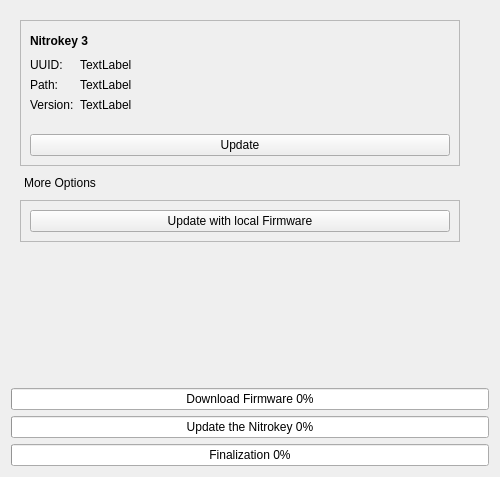
Before: the Qt Designer form nitrokeyapp/ui/overview_tab.ui in Nitrokey/nitrokey-app2, drawn with Qt 5.
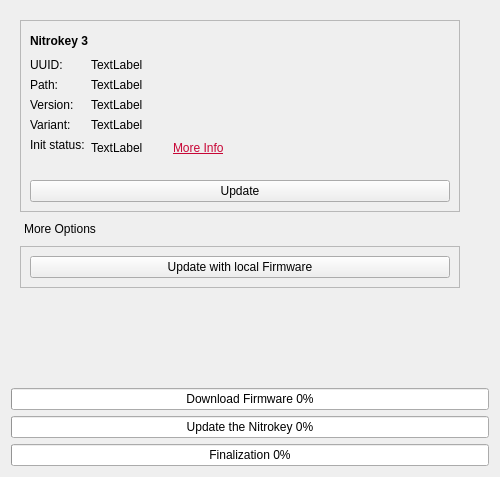
After: the same form once the commit is applied. Icons and pictures are not drawn.

Commit message: add check for init_status/variant in OverviewTab

```diff
--- a/nitrokeyapp/ui/overview_tab.ui
+++ b/nitrokeyapp/ui/overview_tab.ui
@@ -51,8 +51,8 @@
        <rect>
         <x>0</x>
         <y>0</y>
-        <width>482</width>
-        <height>366</height>
+        <width>488</width>
+        <height>369</height>
        </rect>
       </property>
       <property name="sizePolicy">
@@ -64,8 +64,8 @@
       <property name="styleSheet">
        <string notr="true"/>
       </property>
-      <layout class="QVBoxLayout" name="verticalLayout_3">
-       <item>
+      <layout class="QFormLayout" name="formLayout">
+       <item row="0" column="0">
         <widget class="QFrame" name="Nitrokey3">
          <property name="enabled">
           <bool>true</bool>
@@ -97,7 +97,7 @@
          <property name="midLineWidth">
           <number>5</number>
          </property>
-         <layout class="QFormLayout" name="formLayout">
+         <layout class="QFormLayout" name="formLayout_4">
           <item row="0" column="0" colspan="2">
            <widget class="QLabel" name="label_nk3">
             <property name="sizePolicy">
@@ -223,6 +223,137 @@
            </widget>
           </item>
           <item row="4" column="0">
+           <widget class="QLabel" name="label_variant">
+            <property name="sizePolicy">
+             <sizepolicy hsizetype="Preferred" vsizetype="Fixed">
+              <horstretch>0</horstretch>
+              <verstretch>0</verstretch>
+             </sizepolicy>
+            </property>
+            <property name="minimumSize">
+             <size>
+              <width>0</width>
+              <height>10</height>
+             </size>
+            </property>
+            <property name="text">
+             <string>Variant:</string>
+            </property>
+            <property name="alignment">
+             <set>Qt::AlignLeading|Qt::AlignLeft|Qt::AlignVCenter</set>
+            </property>
+           </widget>
+          </item>
+          <item row="4" column="1">
+           <widget class="QLabel" name="nk3_lineedit_variant">
+            <property name="text">
+             <string>TextLabel</string>
+            </property>
+            <property name="textInteractionFlags">
+             <set>Qt::LinksAccessibleByMouse|Qt::TextSelectableByKeyboard|Qt::TextSelectableByMouse</set>
+            </property>
+           </widget>
+          </item>
+          <item row="5" column="0">
+           <widget class="QLabel" name="label_init_status">
+            <property name="sizePolicy">
+             <sizepolicy hsizetype="Preferred" vsizetype="Fixed">
+              <horstretch>0</horstretch>
+              <verstretch>0</verstretch>
+             </sizepolicy>
+            </property>
+            <property name="minimumSize">
+             <size>
+              <width>0</width>
+              <height>10</height>
+             </size>
+            </property>
+            <property name="text">
+             <string>Init status:</string>
+            </property>
+            <property name="alignment">
+             <set>Qt::AlignLeading|Qt::AlignLeft|Qt::AlignVCenter</set>
+            </property>
+           </widget>
+          </item>
+          <item row="5" column="1">
+           <layout class="QHBoxLayout" name="horizontalLayout">
+            <item>
+             <widget class="QLabel" name="nk3_lineedit_init_status">
+              <property name="text">
+               <string>TextLabel</string>
+              </property>
+              <property name="textInteractionFlags">
+               <set>Qt::LinksAccessibleByMouse|Qt::TextSelectableByKeyboard|Qt::TextSelectableByMouse</set>
+              </property>
+             </widget>
+            </item>
+            <item>
+             <widget class="QLabel" name="warnNoticeIcon">
+              <property name="sizePolicy">
+               <sizepolicy hsizetype="MinimumExpanding" vsizetype="Minimum">
+                <horstretch>0</horstretch>
+                <verstretch>0</verstretch>
+               </sizepolicy>
+              </property>
+              <property name="maximumSize">
+               <size>
+                <width>18</width>
+                <height>18</height>
+               </size>
+              </property>
+              <property name="toolTip">
+               <string>&lt;html&gt;&lt;head/&gt;&lt;body&gt;&lt;p&gt;An error occurred during device initialization. &lt;br/&gt;Click &lt;span style=&quot; font-weight:600; text-decoration: underline; color:#c81435;&quot;&gt;More Info&lt;/span&gt; for more information and contact support if the error persists.&lt;/p&gt;&lt;/body&gt;&lt;/html&gt;</string>
+              </property>
+              <property name="layoutDirection">
+               <enum>Qt::RightToLeft</enum>
+              </property>
+              <property name="text">
+               <string/>
+              </property>
+              <property name="textFormat">
+               <enum>Qt::AutoText</enum>
+              </property>
+              <property name="pixmap">
+               <pixmap resource="resources.qrc">:/icons/icon_warning.svg</pixmap>
+              </property>
+              <property name="scaledContents">
+               <bool>true</bool>
+              </property>
+              <property name="alignment">
+               <set>Qt::AlignLeading|Qt::AlignLeft|Qt::AlignVCenter</set>
+              </property>
+              <property name="openExternalLinks">
+               <bool>true</bool>
+              </property>
+             </widget>
+            </item>
+            <item>
+             <widget class="QLabel" name="moreInfo">
+              <property name="text">
+               <string>&lt;html&gt;&lt;head/&gt;&lt;body&gt;&lt;p&gt;&lt;a href=&quot;https://docs.nitrokey.com/nitrokey3/&quot;&gt;&lt;span style=&quot; text-decoration: underline; color:#c80636;&quot;&gt;More Info&lt;/span&gt;&lt;/a&gt;&lt;/p&gt;&lt;/body&gt;&lt;/html&gt;</string>
+              </property>
+              <property name="openExternalLinks">
+               <bool>true</bool>
+              </property>
+             </widget>
+            </item>
+            <item>
+             <spacer name="horizontalSpacer">
+              <property name="orientation">
+               <enum>Qt::Horizontal</enum>
+              </property>
+              <property name="sizeHint" stdset="0">
+               <size>
+                <width>40</width>
+                <height>20</height>
+               </size>
+              </property>
+             </spacer>
+            </item>
+           </layout>
+          </item>
+          <item row="6" column="0">
            <spacer name="verticalSpacer">
             <property name="orientation">
              <enum>Qt::Vertical</enum>
@@ -238,7 +369,7 @@
             </property>
            </spacer>
           </item>
-          <item row="5" column="0" colspan="2">
+          <item row="7" column="0" colspan="2">
            <layout class="QHBoxLayout" name="buttonLayout_nk3">
             <item>
              <widget class="QPushButton" name="pushButtonUpdate">
@@ -252,7 +383,7 @@
          </layout>
         </widget>
        </item>
-       <item alignment="Qt::AlignLeft">
+       <item row="1" column="0">
         <widget class="QPushButton" name="more_options_btn">
          <property name="text">
           <string>More Options</string>
@@ -268,7 +399,7 @@
          </property>
         </widget>
        </item>
-       <item alignment="Qt::AlignTop">
+       <item row="2" column="0">
         <widget class="QFrame" name="more_options_frame">
          <property name="sizePolicy">
           <sizepolicy hsizetype="Fixed" vsizetype="Fixed">
```
Left out of the diff: 4 changed lines with no effect on the pictures. The commit also changes 2 other files.
